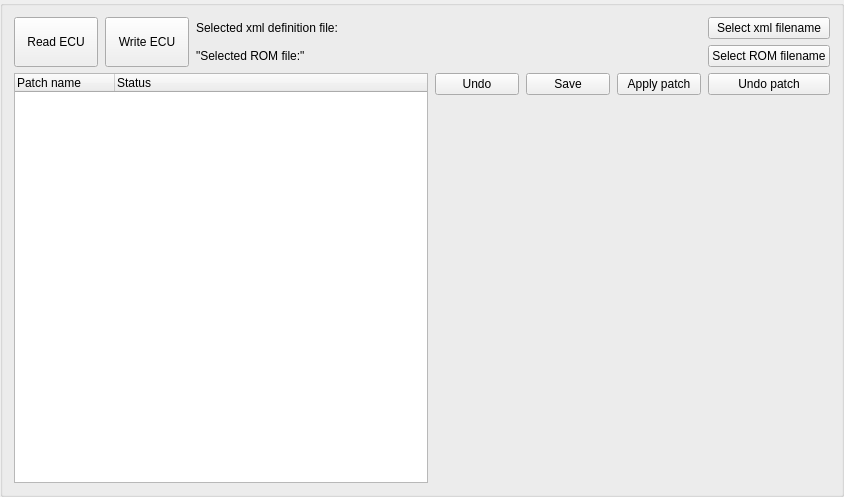
Qt form src/widgets/Patcher/patcher.ui (DowJhob/Evo-live-map) before a commit.
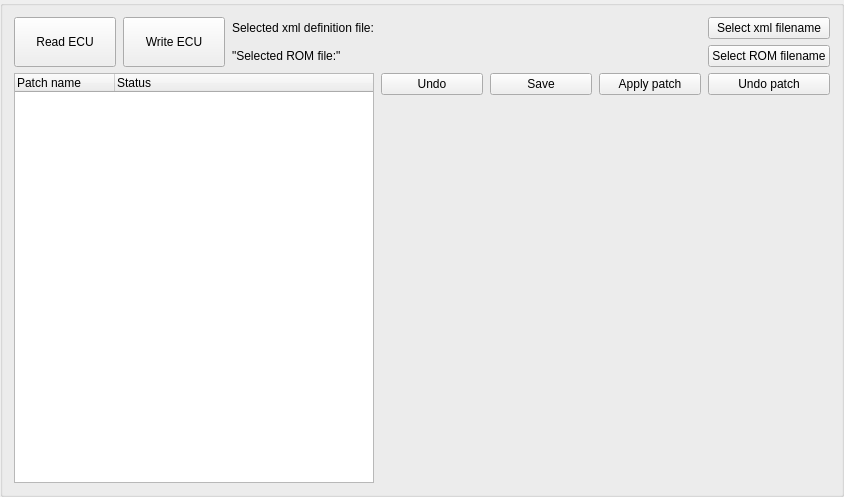
The same form after that commit.

```diff
--- a/src/widgets/Patcher/patcher.ui
+++ b/src/widgets/Patcher/patcher.ui
@@ -103,7 +103,7 @@
      </property>
     </widget>
    </item>
-   <item row="2" column="0" rowspan="2" colspan="4">
+   <item row="2" column="0" rowspan="2" colspan="3">
     <widget class="QTreeWidget" name="treeWidget">
      <property name="sizePolicy">
       <sizepolicy hsizetype="Minimum" vsizetype="Expanding">
```
Left out of the diff: 2 changed lines with no effect on the pictures.
